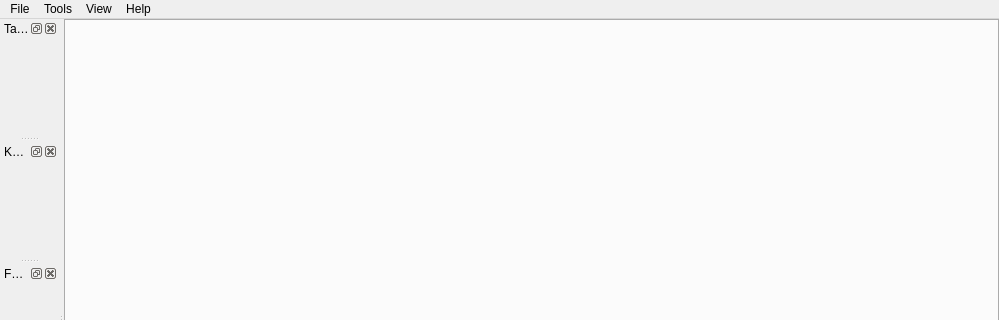
Above: src/gui/src/main-window.ui from Bionus/imgbrd-grabber before the change; both pictures show x 0 to 999 and y 0 to 320 of the 999 by 626 pixel window. Below: the same form after it.
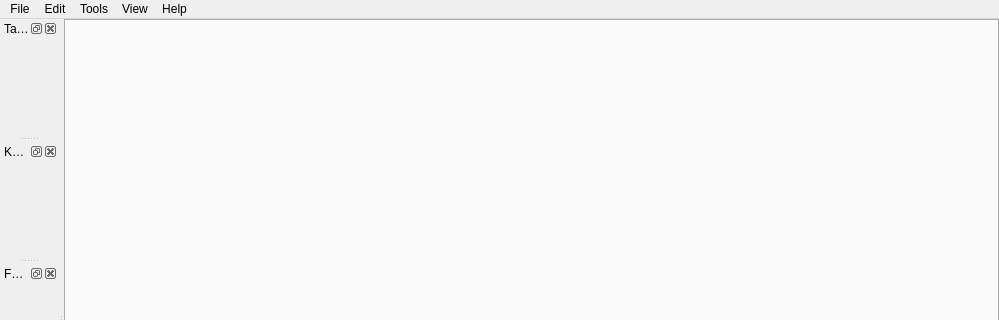
That is the form after the change. Icons and pictures are not drawn. Custom widgets are drawn as their Qt base class.

Commit message: Move 'Prune sources' action to 'Edit' menu

The edit to the form file:
```diff
--- a/src/gui/src/main-window.ui
+++ b/src/gui/src/main-window.ui
@@ -119,7 +119,14 @@
     <addaction name="separator"/>
     <addaction name="actionQuit"/>
    </widget>
+   <widget class="QMenu" name="menuEdit">
+    <property name="title">
+     <string>Edit</string>
+    </property>
+    <addaction name="actionPruneSources"/>
+   </widget>
    <addaction name="menuFichier"/>
+   <addaction name="menuEdit"/>
    <addaction name="menuOutils"/>
    <addaction name="menuView"/>
    <addaction name="menu_propos"/>
```
Left out of the diff: 22 changed lines with no effect on the pictures. The commit also changes 4 other files.
